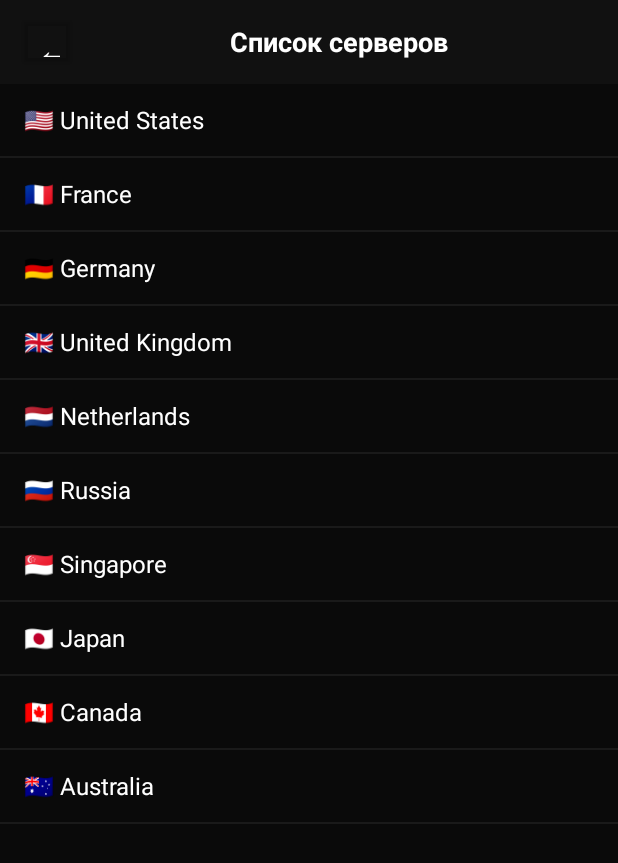
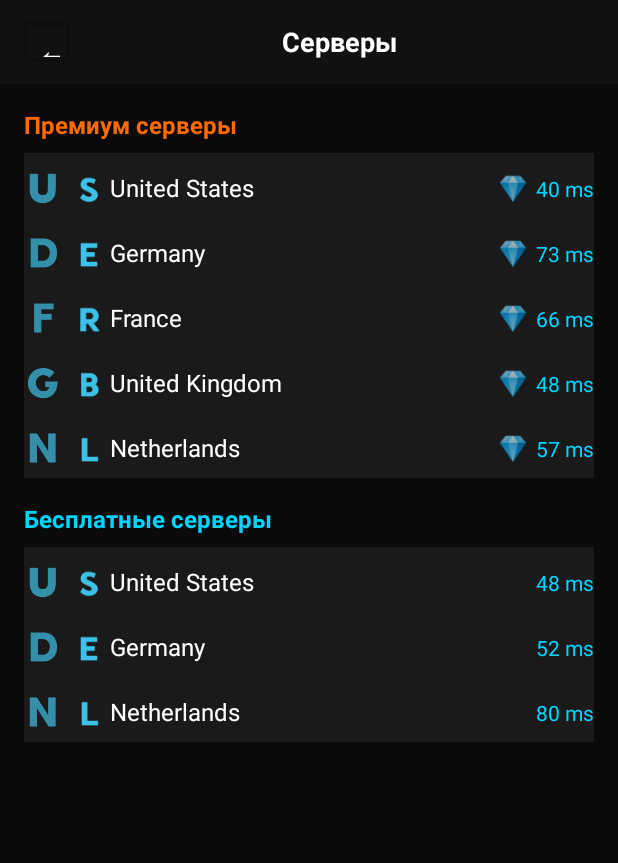
Before and after one commit to Bahytbaek2314/bender-vpn, an Android app: the ServerListActivity screen opened directly, with no data from a screen before it, on a phone screen of 412 x 824 dp. Shown: the top 863 px of the screen. Run offline under Robolectric (Android 15) with nearby library versions, the phone set to English and light mode, and no system bars.

Commit message:
Full UI: servers with ping, premium/free, dialog

```diff
--- a/app/src/main/java/com/example/bendervpn/MainActivity.kt
+++ b/app/src/main/java/com/example/bendervpn/MainActivity.kt
@@ -8,6 +8,7 @@ import android.widget.Button
 import android.widget.LinearLayout
 import android.widget.TextView
 import android.widget.Toast
+import androidx.appcompat.app.AlertDialog
 import androidx.appcompat.app.AppCompatActivity
 import androidx.drawerlayout.widget.DrawerLayout
 
@@ -35,10 +36,6 @@ class MainActivity : AppCompatActivity() {
         }
 
         vpnButton.setOnClickListener {
-            if (!isLoggedIn) {
-                startActivity(Intent(this, LoginActivity::class.java))
-                return@setOnClickListener
-            }
             if (!isRunning) {
                 val intent = VpnService.prepare(this)
                 if (intent != null) startActivityForResult(intent, 1)
--- a/app/src/main/java/com/example/bendervpn/ServerListActivity.kt
+++ b/app/src/main/java/com/example/bendervpn/ServerListActivity.kt
@@ -1,36 +1,132 @@
 package com.example.bendervpn
 
+import android.content.Intent
 import android.os.Bundle
-import android.widget.ArrayAdapter
-import android.widget.ListView
+import android.os.Handler
+import android.os.Looper
+import android.view.View
+import android.widget.LinearLayout
+import android.widget.TextView
 import android.widget.Toast
+import androidx.appcompat.app.AlertDialog
 import androidx.appcompat.app.AppCompatActivity
 
 class ServerListActivity : AppCompatActivity() {
+    private val handler = Handler(Looper.getMainLooper())
+    private var isLoggedIn = false
+
+    private val premiumServers = listOf(
+        "🇺🇸 United States",
+        "🇩🇪 Germany",
+        "🇫🇷 France",
+        "🇬🇧 United Kingdom",
+        "🇳🇱 Netherlands"
+    )
+
+    private val freeServers = listOf(
+        "🇺🇸 United States",
+        "🇩🇪 Germany",
+        "🇳🇱 Netherlands"
+    )
+
     override fun onCreate(savedInstanceState: Bundle?) {
         super.onCreate(savedInstanceState)
         setContentView(R.layout.activity_server_list)
 
-        val servers = arrayOf(
-            "🇺🇸 United States",
-            "🇫🇷 France",
-            "🇩🇪 Germany",
-            "🇬🇧 United Kingdom",
-            "🇳🇱 Netherlands",
-            "🇷🇺 Russia",
-            "🇸🇬 Singapore",
-            "🇯🇵 Japan",
-            "🇨🇦 Canada",
-            "🇦🇺 Australia"
-        )
+        findViewById<View>(R.id.backButton).setOnClickListener { finish() }
 
-        val listView = findViewById<ListView>(R.id.serverList)
-        listView.adapter = ArrayAdapter(this, android.R.layout.simple_list_item_1, servers)
+        val premiumContainer = findViewById<LinearLayout>(R.id.premiumContainer)
+        val freeContainer = findViewById<LinearLayout>(R.id.freeContainer)
 
-        listView.setOnItemClickListener { _, _, position, _ ->
-            val selected = servers[position]
-            Toast.makeText(this, "Выбран: $selected", Toast.LENGTH_SHORT).show()
-            finish()
+        premiumServers.forEach { name ->
+            premiumContainer.addView(createServerRow(name, true))
+        }
+        freeServers.forEach { name ->
+            freeContainer.addView(createServerRow(name, false))
+        }
+
+        startPingUpdates()
+    }
+
+    private fun createServerRow(name: String, isPremium: Boolean): LinearLayout {
+        val row = LinearLayout(this).apply {
+            orientation = LinearLayout.HORIZONTAL
+            setPadding(0, 12, 0, 12)
+            setBackgroundColor(0xFF1A1A1A.toInt())
+        }
+
+        val flag = TextView(this).apply {
+            text = name.take(2)
+            textSize = 20f
+        }
+
+        val title = TextView(this).apply {
+            text = name.drop(2).trim()
+            textSize = 16f
+            setTextColor(0xFFFFFFFF.toInt())
+            layoutParams = LinearLayout.LayoutParams(0, LinearLayout.LayoutParams.WRAP_CONTENT, 1f).apply {
+                marginStart = 12
+            }
+        }
+
+        val ping = TextView(this).apply {
+            text = "${(30..80).random()} ms"
+            textSize = 14f
+            setTextColor(0xFF00D4FF.toInt())
+            tag = "ping"
+        }
+
+        row.addView(flag)
+        row.addView(title)
+        if (isPremium) {
+            val badge = TextView(this).apply {
+                text = "💎"
+                textSize = 16f
+                setPadding(8, 0, 8, 0)
+            }
+            row.addView(badge)
+        }
+        row.addView(ping)
+
+        row.setOnClickListener {
+            if (isPremium && !isLoggedIn) {
+                AlertDialog.Builder(this)
+                    .setMessage("Войдите в аккаунт, чтобы продолжить")
+                    .setPositiveButton("Войти") { _, _ ->
+                        startActivity(Intent(this, LoginActivity::class.java))
+                    }
+                    .show()
+            } else {
+                val result = Intent()
+                result.putExtra("server", name)
+                setResult(RESULT_OK, result)
+                finish()
+            }
+        }
+
+        return row
+    }
+
+    private fun startPingUpdates() {
+        handler.postDelayed(object : Runnable {
+            override fun run() {
+                updatePings(findViewById(R.id.premiumContainer))
+                updatePings(findViewById(R.id.freeContainer))
+                handler.postDelayed(this, 1000)
+            }
+        }, 1000)
+    }
+
+    private fun updatePings(container: LinearLayout) {
+        for (i in 0 until container.childCount) {
+            val row = container.getChildAt(i) as LinearLayout
+            val ping = row.findViewWithTag<TextView>("ping")
+            ping?.text = "${(30..80).random()} ms"
         }
     }
+
+    override fun onDestroy() {
+        super.onDestroy()
+        handler.removeCallbacksAndMessages(null)
+    }
 }
--- a/app/src/main/res/layout/activity_main.xml
+++ b/app/src/main/res/layout/activity_main.xml
@@ -73,12 +73,14 @@
             android:padding="16dp">
 
             <TextView
+                android:id="@+id/serverFlag"
                 android:layout_width="wrap_content"
                 android:layout_height="wrap_content"
                 android:text="🇺🇸"
                 android:textSize="24sp" />
 
             <TextView
+                android:id="@+id/serverName"
                 android:layout_width="0dp"
                 android:layout_height="wrap_content"
                 android:layout_marginStart="12dp"
@@ -88,11 +90,12 @@
                 android:textSize="16sp" />
 
             <TextView
+                android:id="@+id/serverPing"
                 android:layout_width="wrap_content"
                 android:layout_height="wrap_content"
-                android:text="›"
-                android:textColor="#FF6B00"
-                android:textSize="24sp" />
+                android:text="46 ms"
+                android:textColor="#00D4FF"
+                android:textSize="14sp" />
         </LinearLayout>
     </LinearLayout>
 
--- a/app/src/main/res/layout/activity_server_list.xml
+++ b/app/src/main/res/layout/activity_server_list.xml
@@ -17,7 +17,6 @@
             android:layout_width="40dp"
             android:layout_height="40dp"
             android:backgroundTint="#00000000"
-            android:onClick="finish"
             android:text="←"
             android:textColor="#FFFFFF"
             android:textSize="22sp" />
@@ -27,17 +26,52 @@
             android:layout_height="wrap_content"
             android:layout_weight="1"
             android:gravity="center"
-            android:text="Список серверов"
+            android:text="Серверы"
             android:textColor="#FFFFFF"
             android:textSize="18sp"
             android:textStyle="bold" />
     </LinearLayout>
 
-    <ListView
-        android:id="@+id/serverList"
+    <ScrollView
         android:layout_width="match_parent"
-        android:layout_height="match_parent"
-        android:background="#0A0A0A"
-        android:divider="#1A1A1A"
-        android:dividerHeight="1dp" />
+        android:layout_height="match_parent">
+
+        <LinearLayout
+            android:layout_width="match_parent"
+            android:layout_height="wrap_content"
+            android:orientation="vertical"
+            android:padding="16dp">
+
+            <TextView
+                android:layout_width="wrap_content"
+                android:layout_height="wrap_content"
+                android:text="Премиум серверы"
+                android:textColor="#FF6B00"
+                android:textSize="16sp"
+                android:textStyle="bold"
+                android:layout_marginBottom="8dp" />
+
+            <LinearLayout
+                android:id="@+id/premiumContainer"
+                android:layout_width="match_parent"
+                android:layout_height="wrap_content"
+                android:orientation="vertical" />
+
+            <TextView
+                android:layout_width="wrap_content"
+                android:layout_height="wrap_content"
+                android:text="Бесплатные серверы"
+                android:textColor="#00D4FF"
+                android:textSize="16sp"
+                android:textStyle="bold"
+                android:layout_marginTop="16dp"
+                android:layout_marginBottom="8dp" />
+
+            <LinearLayout
+                android:id="@+id/freeContainer"
+                android:layout_width="match_parent"
+                android:layout_height="wrap_content"
+                android:orientation="vertical" />
+        </LinearLayout>
+    </ScrollView>
 </LinearLayout>
```
